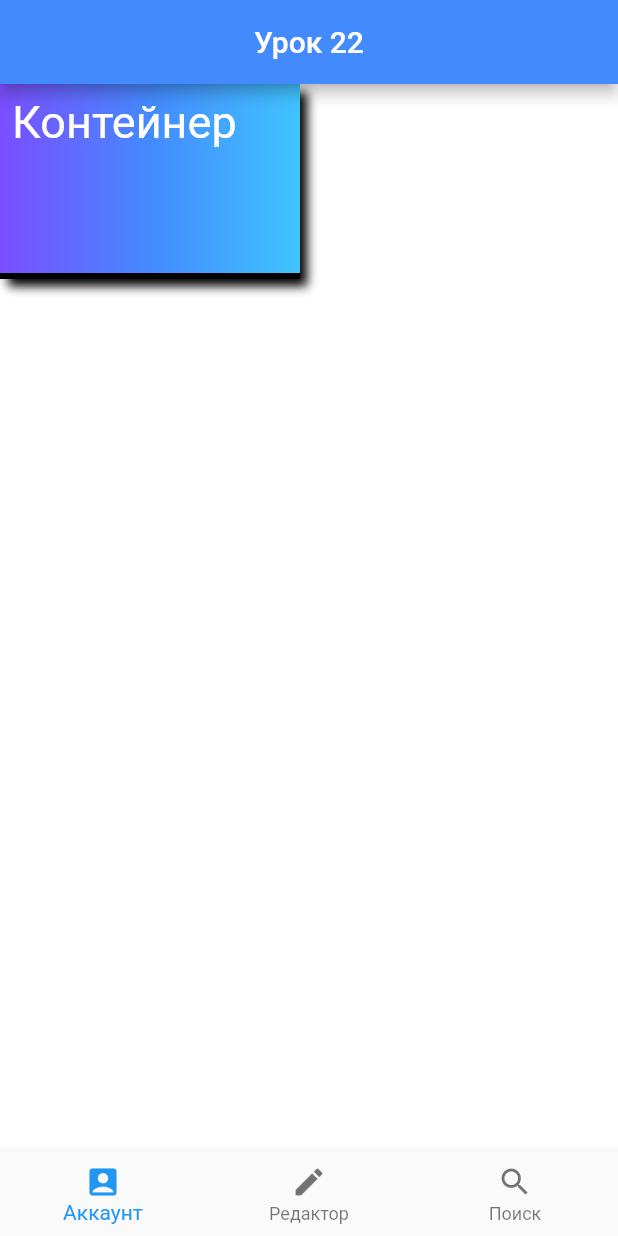
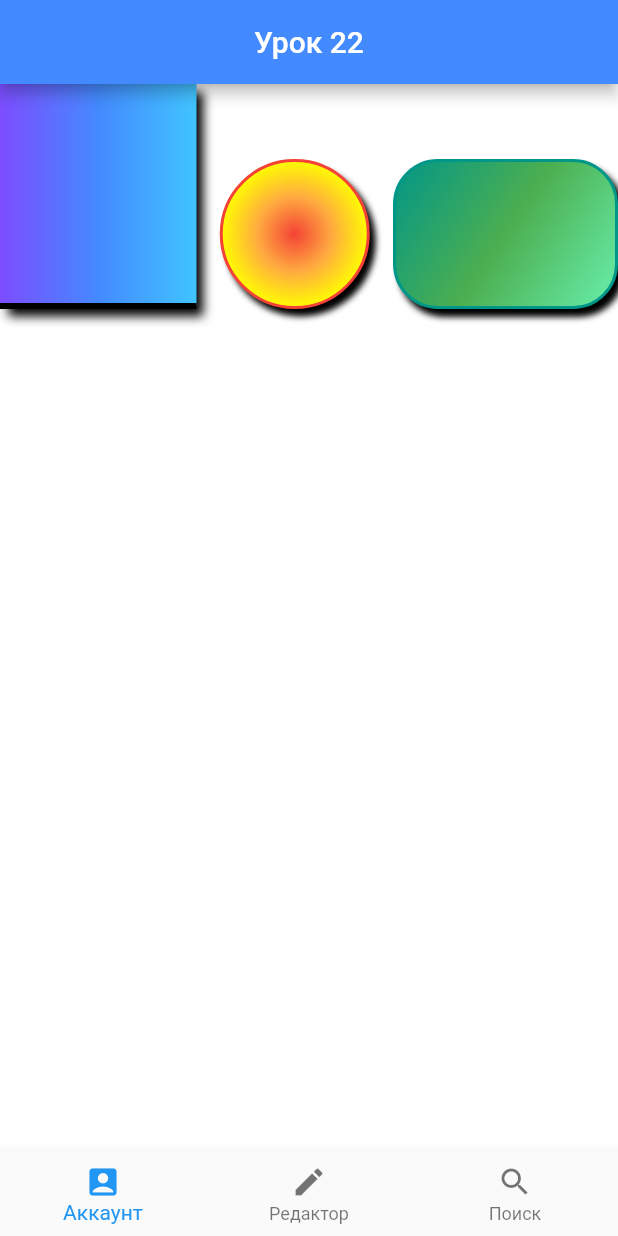
Before and after one commit to kirillnepomiluev/FlutterLessonsStemford, a Flutter app: the screen it shows after launch, on a phone screen of 412 x 824 dp. Run offline on Flutter 3.47's test engine with Material 2 defaults, Android fonts, the phone set to English and light mode, and no system bars.

Commit message:
Урок 23

```diff
--- a/lib/main.dart
+++ b/lib/main.dart
@@ -23,133 +23,231 @@ class Lessons extends StatelessWidget {
           BottomNavigationBarItem(icon: Icon(Icons.search), label:"Поиск"),
         ],),
 
-        /// До сегодняшнего дня мы могли помещать в тело страницы только текст. Сегодня мы научимся создавать новый элемент - контейнер
-        /// Как следует из названия контейнер - это хранилище для чего либо. При этом он имеет определенные размеры, цвет, форму и т.д.
-        /// Рассмотрим виджет Container(), а также его свойства:
+        /// Итак, мы научились создавать контейнеры и стилизовать их. Но что,
+        /// если нам нужно расположить несколько контейнеров на одной странице?
+        /// С этим нам помогут позиционные виджеты. Начнем изучение с виджетов
+        /// Row() и Column(). Рассмотрим их по порядку:
 
-        body: Container(
+        body: Container( // Поместим виджет Row() в свойство child виджета
+          // Container().
+          // height: double.infinity, // Конструктор double.infinity позволяет
+          // задать максимально возможное число.
 
-          child: Padding(
-            padding: const EdgeInsets.all(8.0),
-            child: Text("Контейнер", style: TextStyle(color: Colors.white, fontSize: 30),),
-          ), /// Свойство, в которое помещается содержимое контейнера.
-          /// Принимает в себя различные виджеты. В примере в контейнер помещается текст.
+          child: Row( /// Виджет Row позволяет располагать несколько виджетов в
+            /// строку. Ширина строки определяется свободным пространством на
+            /// экране, а высота - высотой самого высокого виджета. Поэтому
+            /// горизонталь - это главная ось строки, а вертикаль - побочная.
+            /// Начинаются обе оси в левом верхнем углу экрана. Рассмотрим
+            /// свойства виджета Row():
 
-          width: 200, // Свойство, отвечающее за ширину контейнера. Принимает в себя вещественное число.
+            mainAxisAlignment: MainAxisAlignment.spaceEvenly, /// Свойство,
+            /// отвечающее за расположение виджетов на главной оси. Принимает
+            /// в себя конструкторы MainAxisAlignment.
 
-          height: 130, // Свойство, отвечающее за высоту контейнера. Принимает в себя вещественное число.
+            crossAxisAlignment: CrossAxisAlignment.end, /// Свойство, отвечающее
+            /// за расположение виджетов на побочной оси. Принимает в себя
+            /// конструкторы CrossAxisAlignment.
 
-          // color: Colors.blueGrey, /// Свойство, отвечающее за цвет контейнера. Принимает в себя виджет Color(). Важно:
-          /// виджет BoxDecoration также имеет свойство color, поэтому если у нас имеется свойство decoration, но цвет
-          /// контейнера необходимо указывать именно внутри него.
+            mainAxisSize: MainAxisSize.min, // Свойство, определяющее занимаемое
+            // строкой место. Принимает в себя конструкторы MainAxisSize.
 
-          decoration: BoxDecoration( // Свойство, отвечающее за стилизацию контейнера. Принимает в себя виджет BoxDecoration().
+            children: [ // В свойство children передаются виджеты, помещаемые в
+              // строку. Возьмем для примера контейнеры из предыдущего урока.
 
-            boxShadow: [BoxShadow( // Свойство, отвечающее за добавление теней объекту. Принимает в себя виджеты BoxShadow().
+              Expanded( /// Виджет Expanded() позволяет распределять свободное
+                /// пространство между виджетами. Например, если поместить один
+                /// из виджетов в составе Row() в Expanded(), то он займет
+                /// все свободное пространство, при этом не искажая размер
+                /// виджетов, не помещенных в Expanded(). Но если в Expanded()
+                /// помещено несколько элементов, то пространство будет
+                /// распределяться пропорционально параметру flex, который
+                /// указан внутри виджета Expanded(). Рассмотрим пример:
 
-              color: Colors.black, // Свойство, отвечающее за цвет тени
+                flex: 1, /// Свойство, определяющее пропорциональную долю
+                /// пространства, занимаемую виджетом.
 
-              blurRadius: 5, // Свойство, задающее радиус размытия тени. Принимает в себя вецественное число.
-
-              offset: Offset(5, 5), // Свойство, отвечающее за смещение тени относительно объекта. Принимает в себя два числа: одно отвечает за смещение по горизонтали, другое - за смещение по вертикали.
-
+                child: Container(
+                  width: 100,
+                  height: 150,
+                  decoration: BoxDecoration(
+                    boxShadow: [BoxShadow(
+                      color: Colors.black,
+                      blurRadius: 5,
+                      offset: Offset(5, 5),
                   ),],
-
-            // borderRadius: BorderRadius.circular(30), /// Свойство, отвечающее за скругление углов контейнера. Принимает в себя вещественное число.
-
-            gradient: LinearGradient( /// Свойство, отвечающее за нанесение градиента на контейнер. Принимает в себя различные виджеты, отвечающие
-              /// за форму градиента. В нашем примере градиент - линейный. Важно: если мы задаем градиент контейнеру, его свойство color уходит
-              /// на второй план.
-
-              begin: Alignment.centerLeft, // Свойство, указывающее начало градиента. Принимает в себя конструктор Alignment.
-
-              end: Alignment.centerRight, // Свойство, указывающее конец градиента. Принимает в себя конструктор Alignment.
-
-              colors: [ // Свойство, принимающие в себя перечень цветов. Цвета располагаются слева направо.
-
+                    gradient: LinearGradient(
+                      begin: Alignment.centerLeft,
+                      end: Alignment.centerRight,
+                      colors: [
                         Colors.deepPurpleAccent,
                         Colors.blueAccent,
                         Colors.lightBlueAccent
-
                       ],
-
                     ),
-
-            color: Colors.blueGrey, // Свойство, отвечающее за цвет контейнера.
-
-            shape: BoxShape.rectangle, /// Свойствоб отвечающее за форму контейнера. Принимает в себя кнструкторы BoxShape(). В примере
-            /// приведен конструктро прямоугольной формы контейнера.
-
+                    color: Colors.blueGrey,
+                    shape: BoxShape.rectangle,
                     border:
-            // Border.all(width: 1.0, color:  Colors.black)
-            Border( // Свойство, добавляющее контуйнеру рамку. Принимает в себя виджет Border().
-
-              bottom: BorderSide( // Свойство, отвечающее за нижнюю границу контейнера. Принимает в себя виджет BorderSide().
-
-                width: 4, // Свойство, отвечающее за толщину рамки. Принимает в себя вещественное число.
-
-                color: Colors.black, // Свойство, отвечающее за цвет рамки. Принимает в себя виджет Color().
-
+                    Border(
+                      bottom: BorderSide(
+                        width: 4,
+                        color: Colors.black,
                         ),
                       ),
                     ),
                   ),
+              ),
+                Expanded(
+                  flex: 1,
+                  child: Container(
+                  width: 100,
+                  height: 100,
+                  decoration: BoxDecoration(
+                    boxShadow: [BoxShadow(
+                      color: Colors.black,
+                      blurRadius: 3,
+                      offset: Offset(4, 5),
+                    ),],
+                    gradient: RadialGradient(
+                      center: Alignment.center,
+                      colors: [
+                        Colors.red,
+                        Colors.orangeAccent,
+                        Colors.yellowAccent
+                      ],
+                    ),
+                    shape: BoxShape.circle,
+                    border: Border.all(
+                      width: 2,
+                      color: Colors.red,
+                    ),
+                  ),
+              ),
+                ),
+                Container(
+                width: 150,
+                height: 100,
+                decoration: BoxDecoration(
+                  boxShadow: [BoxShadow(
+                    color: Colors.black,
+                    blurRadius: 3,
+                    offset: Offset(4, 5),
+                  ),],
+                  gradient: LinearGradient(
+                    begin: Alignment.topLeft,
+                    end: Alignment.bottomRight,
+                    colors: [
+                      Colors.teal,
+                      Colors.green,
+                      Colors.greenAccent,
+                    ],
+                  ),
+                  borderRadius: BorderRadius.circular(30),
+                  border: Border.all(
+                    width: 2,
+                    color: Colors.teal,
+                  ),
+                ),
+              ),
+            ],
+          ),
+        ),
 
-        /// Создадим еще один контейнер, и поэкспериментируем со свойствами:
+        // Теперь рассмотрим виджет Column():
 
-        // body: Container( // Свойство child не является обязательным, поэтому можно оставить контейнер пустым.
-        //   width: 100,
-        //   height: 100,
-        //   decoration: BoxDecoration(
-        //     boxShadow: [BoxShadow(
-        //       color: Colors.black,
-        //       blurRadius: 3,
-        //       offset: Offset(4, 5),
-        //     ),],
-        //     gradient: RadialGradient( // Этот тип градиента является радиальным.
-        //       center: Alignment.center,
-        //       colors: [
-        //         Colors.red,
-        //         Colors.orangeAccent,
-        //         Colors.yellowAccent
-        //       ],
+        // body: Column( /// Виджет Row позволяет располагать несколько виджетов в колонку. Высота колонки определяется свободным пространством на экране,
+        //   /// а ширина - шириной самого широкого виджета. Поэтому вертикаль - это главная ось колонки, а горизонталь - побочная. Начинаются обе
+        //   /// оси в левом верхнем углу экрана. Рассмотрим свойства виджета Column():
+        //   ///
+        //   mainAxisAlignment: MainAxisAlignment.spaceEvenly, /// Свойство, отвечающее за расположение виджетов на главной оси. Принимает в себя
+        //   /// конструкторы MainAxisAlignment.
+        //
+        //   crossAxisAlignment: CrossAxisAlignment.start, /// Свойство, отвечающее за расположение виджетов на побочной оси. Принимает в себя
+        //   /// конструкторы CrossAxisAlignment.
+        //
+        //   children: [
+        //
+        //     Container(
+        //       child: Padding(
+        //         padding: const EdgeInsets.all(8.0),
+        //       ),
+        //       width: 100,
+        //       height: 150,
+        //       decoration: BoxDecoration(
+        //         boxShadow: [BoxShadow(
+        //           color: Colors.black,
+        //           blurRadius: 5,
+        //           offset: Offset(5, 5),
+        //         ),],
+        //         gradient: LinearGradient(
+        //           begin: Alignment.centerLeft,
+        //           end: Alignment.centerRight,
+        //           colors: [
+        //             Colors.deepPurpleAccent,
+        //             Colors.blueAccent,
+        //             Colors.lightBlueAccent
+        //           ],
+        //         ),
+        //         color: Colors.blueGrey,
+        //         shape: BoxShape.rectangle,
+        //         border:
+        //         Border(
+        //           bottom: BorderSide(
+        //             width: 4,
+        //             color: Colors.black,
+        //           ),
+        //         ),
+        //       ),
         //     ),
-        //     shape: BoxShape.circle, // Конструктор, создающий круглый контейнер.
-        //     border: Border.all( // В случае, если контейнер круглый, нам необходимо задавать рамку одинаковую со всех сторон, иначе может возникнуть ошибка.
-        //       width: 2,
-        //       color: Colors.red,
-        //
+        //     Container(
+        //       width: 100,
+        //       height: 100,
+        //       decoration: BoxDecoration(
+        //         boxShadow: [BoxShadow(
+        //           color: Colors.black,
+        //           blurRadius: 3,
+        //           offset: Offset(4, 5),
+        //         ),],
+        //         gradient: RadialGradient(
+        //           center: Alignment.center,
+        //           colors: [
+        //             Colors.red,
+        //             Colors.orangeAccent,
+        //             Colors.yellowAccent
+        //           ],
+        //         ),
+        //         shape: BoxShape.circle,
+        //         border: Border.all(
+        //           width: 2,
+        //           color: Colors.red,
+        //         ),
+        //       ),
         //     ),
-        //   ),
-        // ),
-
-        // Рассмотрим еще один пример:
-
-        // body: Container(
-        //   width: 150,
-        //   height: 100,
-        //   decoration: BoxDecoration(
-        //     boxShadow: [BoxShadow(
-        //       color: Colors.black,
-        //       blurRadius: 3,
-        //       offset: Offset(4, 5),
-        //     ),],
-        //     gradient: LinearGradient( // Этот тип градиента является радиальным.
-        //       begin: Alignment.topLeft,
-        //       end: Alignment.bottomRight,
-        //       colors: [
-        //         Colors.teal,
-        //         Colors.green,
-        //         Colors.greenAccent,
-        //       ],
+        //     Container(
+        //       width: 150,
+        //       height: 100,
+        //       decoration: BoxDecoration(
+        //         boxShadow: [BoxShadow(
+        //           color: Colors.black,
+        //           blurRadius: 3,
+        //           offset: Offset(4, 5),
+        //         ),],
+        //         gradient: LinearGradient( // Этот тип градиента является радиальным.
+        //           begin: Alignment.topLeft,
+        //           end: Alignment.bottomRight,
+        //           colors: [
+        //             Colors.teal,
+        //             Colors.green,
+        //             Colors.greenAccent,
+        //           ],
+        //         ),
+        //         borderRadius: BorderRadius.circular(30),
+        //         border: Border.all(
+        //           width: 2,
+        //           color: Colors.teal,
+        //         ),
+        //       ),
         //     ),
-        //     borderRadius: BorderRadius.circular(30), // Скругление углов контейнера также требует установки одинаковых рамок со всех сторон.
-        //     border: Border.all( // В случае, если контейнер круглый, нам необходимо задавать рамку одинаковую со всех сторон, иначе может возникнуть ошибка.
-        //       width: 2,
-        //       color: Colors.teal,
-        //
-        //     ),
-        //   ),
+        //   ],
         // ),
         ),
       );
```
Lines whose indentation alone changed are shown as unchanged.
